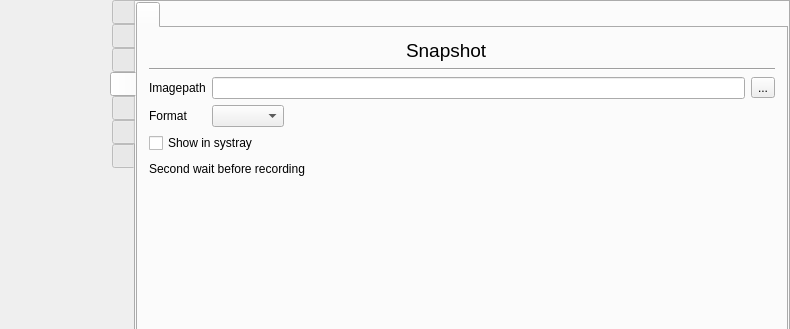
First picture: the form in src/formMainWindow.ui, repository vkohaupt/vokoscreenNG, before the edit; both pictures show x 0 to 790 and y 0 to 329 of the 790 by 500 pixel window.
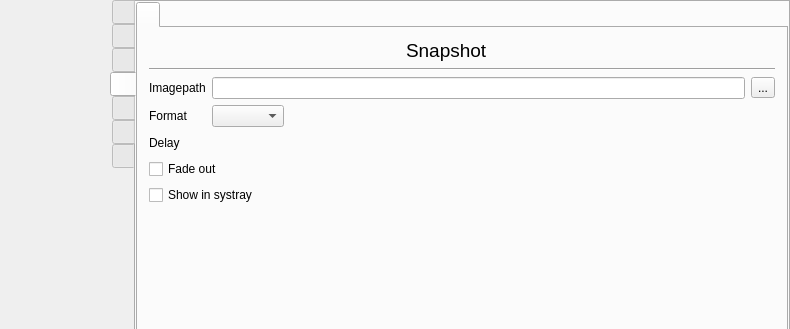
Second picture: the form after the edit. The open tabs and pages were chosen to show the change. Icons and pictures are not drawn.

Commit message: Snapshot: Fade out when Fullscreen capture

The edit to the form file:
```diff
--- a/src/formMainWindow.ui
+++ b/src/formMainWindow.ui
@@ -4325,28 +4325,19 @@
              <layout class="QVBoxLayout" name="verticalLayout_37">
               <item>
                <layout class="QGridLayout" name="gridLayout_10">
-                <item row="4" column="0" colspan="2">
-                 <widget class="QCheckBox" name="checkBoxSnapshotShowBallonInSystray">
+                <item row="3" column="0">
+                 <widget class="QLabel" name="label_57">
                   <property name="text">
-                   <string>Show in systray</string>
+                   <string>Format</string>
                   </property>
                  </widget>
                 </item>
-                <item row="6" column="1">
-                 <spacer name="verticalSpacer">
-                  <property name="orientation">
-                   <enum>Qt::Vertical</enum>
+                <item row="2" column="2">
+                 <widget class="QToolButton" name="toolButtonSnapshotImagePath">
+                  <property name="text">
+                   <string notr="true">...</string>
                   </property>
-                  <property name="sizeType">
-                   <enum>QSizePolicy::Minimum</enum>
-                  </property>
-                  <property name="sizeHint" stdset="0">
-                   <size>
-                    <width>20</width>
-                    <height>40</height>
-                   </size>
-                  </property>
-                 </spacer>
+                 </widget>
                 </item>
                 <item row="0" column="0" colspan="2" alignment="Qt::AlignHCenter">
                  <widget class="QLabel" name="label_60">
@@ -4360,19 +4351,22 @@
                   </property>
                  </widget>
                 </item>
-                <item row="2" column="0">
-                 <widget class="QLabel" name="label_56">
-                  <property name="text">
-                   <string>Imagepath</string>
-                  </property>
-                 </widget>
-                </item>
-                <item row="2" column="2">
-                 <widget class="QToolButton" name="toolButtonSnapshotImagePath">
-                  <property name="text">
-                   <string notr="true">...</string>
-                  </property>
-                 </widget>
+                <item row="4" column="1">
+                 <layout class="QHBoxLayout" name="horizontalLayout_59">
+                  <item>
+                   <spacer name="horizontalSpacer_42">
+                    <property name="orientation">
+                     <enum>Qt::Horizontal</enum>
+                    </property>
+                    <property name="sizeHint" stdset="0">
+                     <size>
+                      <width>40</width>
+                      <height>20</height>
+                     </size>
+                    </property>
+                   </spacer>
+                  </item>
+                 </layout>
                 </item>
                 <item row="2" column="1">
                  <widget class="QLineEdit" name="lineEditSnapshotImagePath">
@@ -4401,36 +4395,19 @@
                   </item>
                  </layout>
                 </item>
-                <item row="3" column="0">
-                 <widget class="QLabel" name="label_57">
+                <item row="6" column="0" colspan="2">
+                 <widget class="QCheckBox" name="checkBoxSnapshotShowBallonInSystray">
                   <property name="text">
-                   <string>Format</string>
+                   <string>Show in systray</string>
                   </property>
                  </widget>
                 </item>
-                <item row="5" column="0" colspan="2">
-                 <layout class="QHBoxLayout" name="horizontalLayout_59">
-                  <item>
-                   <widget class="QLabel" name="label_59">
-                    <property name="text">
-                     <string>Second wait before recording</string>
-                    </property>
-                   </widget>
-                  </item>
-                  <item>
-                   <spacer name="horizontalSpacer_42">
-                    <property name="orientation">
-                     <enum>Qt::Horizontal</enum>
-                    </property>
-                    <property name="sizeHint" stdset="0">
-                     <size>
-                      <width>40</width>
-                      <height>20</height>
-                     </size>
-                    </property>
-                   </spacer>
-                  </item>
-                 </layout>
+                <item row="2" column="0">
+                 <widget class="QLabel" name="label_56">
+                  <property name="text">
+                   <string>Imagepath</string>
+                  </property>
+                 </widget>
                 </item>
                 <item row="1" column="0" colspan="3">
                  <widget class="Line" name="line_2">
@@ -4439,6 +4416,20 @@
                   </property>
                  </widget>
                 </item>
+                <item row="4" column="0">
+                 <widget class="QLabel" name="label_59">
+                  <property name="text">
+                   <string>Delay</string>
+                  </property>
+                 </widget>
+                </item>
+                <item row="5" column="0" colspan="2">
+                 <widget class="QCheckBox" name="checkBoxSnapshotHideBeforeRecording">
+                  <property name="text">
+                   <string>Fade out</string>
+                  </property>
+                 </widget>
+                </item>
                </layout>
               </item>
               <item>
```
Left out of the diff: 2 changed lines with no effect on the pictures. The commit also changes 2 other files.
